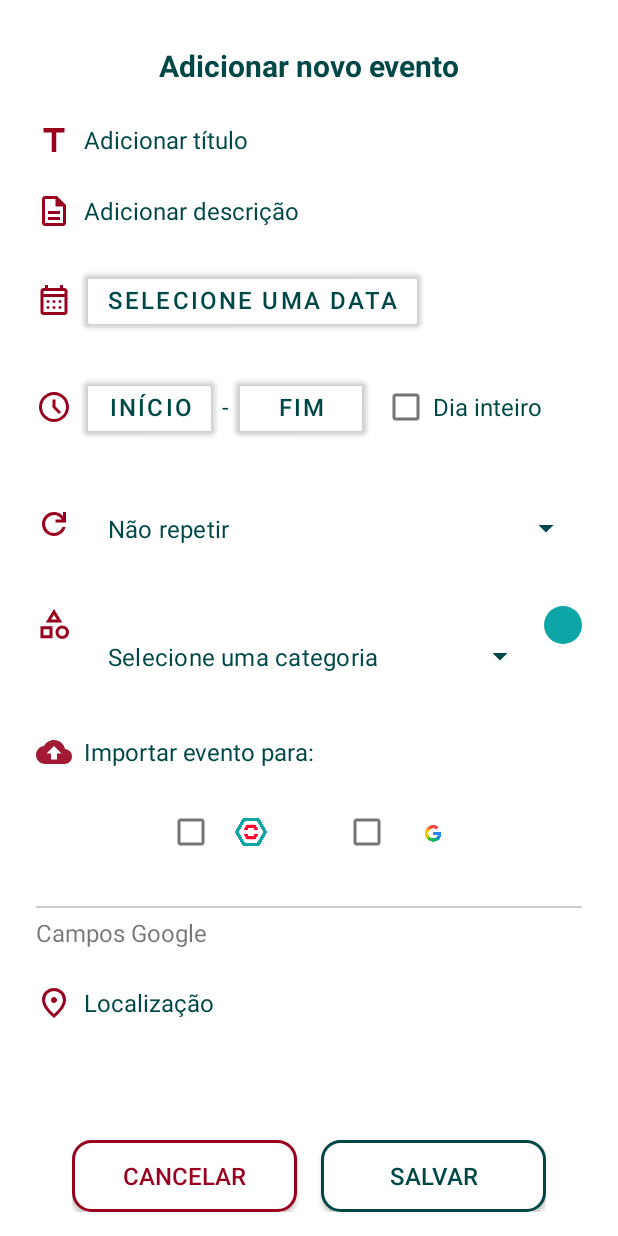
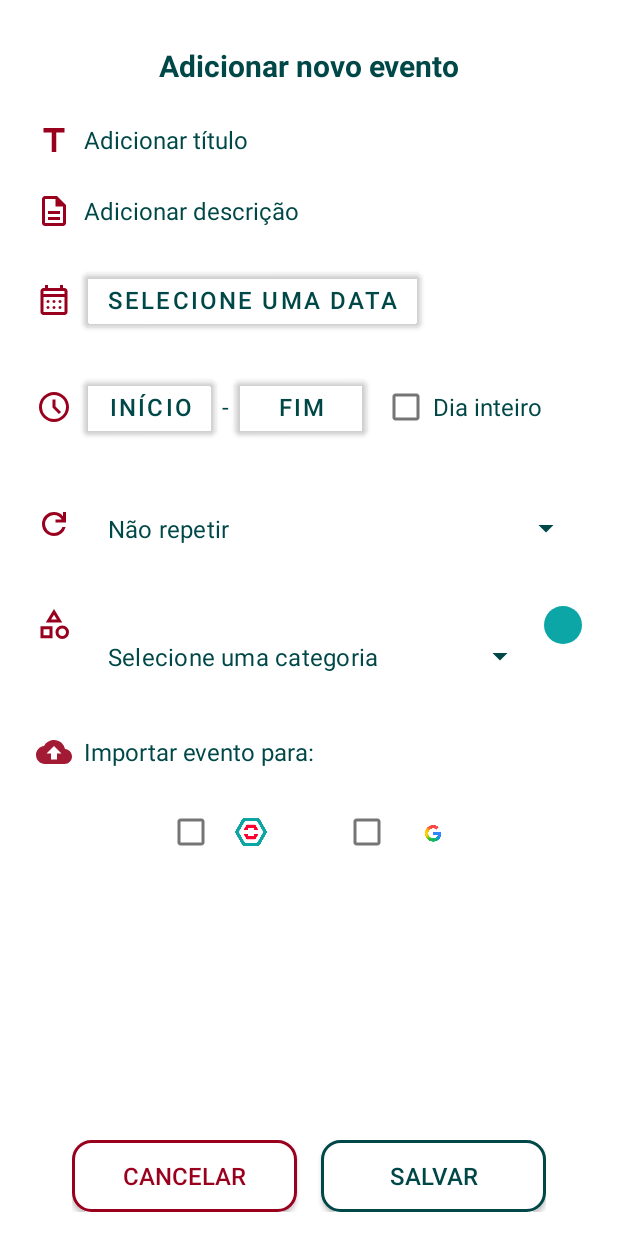
Before and after one commit to joaovitormelo/sync, an Android app: the CreateEventActivity screen opened directly, with no data from a screen before it, on a phone screen of 412 x 824 dp. Run offline under Robolectric (Android 15) with nearby library versions, the phone set to English and light mode, and no system bars.

Commit message:
Campo "Localização" plenamente funcional pra criação e edição

```diff
--- a/app/src/main/java/com/rubeusufv/sync/Features/Presentation/Screens/CreateEventActivity.java
+++ b/app/src/main/java/com/rubeusufv/sync/Features/Presentation/Screens/CreateEventActivity.java
@@ -13,6 +13,7 @@ import android.widget.ArrayAdapter;
 import android.widget.Button;
 import android.widget.CheckBox;
 import android.widget.EditText;
+import android.widget.LinearLayout;
 import android.widget.ProgressBar;
 import android.widget.TextView;
 import android.widget.Toast;
@@ -70,6 +71,8 @@ public class CreateEventActivity extends AppCompatActivity {
     ProgressBar createEventLoadingBar;
     Button saveButton, cancelButton;
     Drawable borderRed;
+    private LinearLayout googleFieldsSection;
+    private EditText locationEditText;
     // VARIÁVEIS
     String[] categoryOptions = {"Selecione uma categoria", "Reunião", "Prova", "Lazer", "Trabalho"};
     Map<String, View[]> inputMap;
@@ -86,6 +89,15 @@ public class CreateEventActivity extends AppCompatActivity {
         super.onCreate(savedInstanceState);
         setContentView(R.layout.activity_create_task);
 
+        configureInputs();
+        configureEditMode();
+        initializeUsecases();
+
+        RubeusApiClient.configurarCredenciais("7", "9e5199c5de1c58f31987f71dde804da8");
+        //createEvent(eventModel);
+    }
+
+    private void configureInputs() {
         Date now = new Date();
         initializeInstances();
         configureTimePickerStart(now.getHours(), now.getMinutes());
@@ -93,11 +105,20 @@ public class CreateEventActivity extends AppCompatActivity {
         configureRepeatDropdown();
         configureCategoryDropdown();
         configureDatePicker(null);
-        configureEditMode();
-        initializeUsecases();
+        configureGoogleImportedCheckbox();
+    }
 
-        RubeusApiClient.configurarCredenciais("7", "9e5199c5de1c58f31987f71dde804da8");
-        //createEvent(eventModel);
+    private void configureGoogleImportedCheckbox() {
+        importToGoogleCheckbox.setOnCheckedChangeListener(
+            (btn, value) -> {
+                toggleGoogleFieldsVisibility(value);
+            }
+        );
+    }
+
+    private void toggleGoogleFieldsVisibility(boolean show) {
+        googleFieldsSection.setVisibility(show ? View.VISIBLE : View.GONE);
+        locationEditText.setText(null);
     }
 
     private void initializeUsecases() {
@@ -124,9 +145,11 @@ public class CreateEventActivity extends AppCompatActivity {
         allDayCheckbox.setChecked(event.isAllDay());
         importToGoogleCheckbox.setChecked(event.isGoogleImported());
         importToGoogleCheckbox.setEnabled(false);
+        toggleGoogleFieldsVisibility(event.isGoogleImported());
         importToRubeusCheckbox.setChecked(event.isRubeusImported());
         importToRubeusCheckbox.setEnabled(false);
         selectCategory(event.getCategory());
+        locationEditText.setText(event.getLocation());
     }
 
     private void selectCategory(String category) {
@@ -164,6 +187,8 @@ public class CreateEventActivity extends AppCompatActivity {
         saveButton = findViewById(R.id.btnSave);
         cancelButton = findViewById(R.id.btnCancel);
         borderRed = getResources().getDrawable(R.drawable.border_red);
+        googleFieldsSection = findViewById(R.id.googleFields);
+        locationEditText = findViewById(R.id.editTextLocation);
         initializeInputMap();
     }
 
@@ -177,6 +202,7 @@ public class CreateEventActivity extends AppCompatActivity {
         inputMap.put("repeat", new View[]{repeatDropdown});
         inputMap.put("category", new View[]{categoryDropdown});
         inputMap.put("imported", new View[]{importToRubeusCheckbox, importToGoogleCheckbox});
+        inputMap.put("location", new View[]{locationEditText});
     }
 
     private void configureDatePicker(Date defaultDate) {
@@ -216,8 +242,6 @@ public class CreateEventActivity extends AppCompatActivity {
     }
 
     private void configureTimePickerStart(int defaultHour, int defaultMinute) {
-
-
         timePickerStart = new MaterialTimePicker.Builder()
                 .setTimeFormat(TimeFormat.CLOCK_24H)
                 .setHour(defaultHour)
@@ -334,6 +358,7 @@ public class CreateEventActivity extends AppCompatActivity {
         boolean allDay = allDayCheckbox.isChecked();
         boolean importToGoogle = importToGoogleCheckbox.isChecked();
         boolean importToRubeus = importToRubeusCheckbox.isChecked();
+        String location = locationEditText.getText().toString();
 
         return new EventModel(
                 0,
@@ -347,7 +372,7 @@ public class CreateEventActivity extends AppCompatActivity {
                 selectedCategory,
                 importToRubeus,
                 importToGoogle,
-                null
+                location
         );
     }
 
--- a/app/src/main/java/com/rubeusufv/sync/Features/Presentation/Screens/EventsActivity.java
+++ b/app/src/main/java/com/rubeusufv/sync/Features/Presentation/Screens/EventsActivity.java
@@ -102,6 +102,7 @@ public class EventsActivity extends AppCompatActivity {
         bottomNav.setOnItemSelectedListener(item -> {
             int id = item.getItemId();
             if (id == R.id.nav_lista) {
+                loadEventList();
                 return true;
             } else if (id == R.id.nav_add) {
                 startActivity(new Intent(this, CreateEventActivity.class));
@@ -231,8 +232,7 @@ public class EventsActivity extends AppCompatActivity {
         setEventsListLoading();
         int year = Integer.parseInt(yearOptions[currentYearPos]);
         new Thread(() -> callLoadEventsUsecase(year, currentMonthPos)).start();
-        String selectedDay = dayOptions[currentDayPos];
-
+        //String selectedDay = dayOptions[currentDayPos];
     }
 
     private void callLoadEventsUsecase(int year, int month) {
--- a/app/src/main/res/layout/activity_create_task.xml
+++ b/app/src/main/res/layout/activity_create_task.xml
@@ -387,6 +387,7 @@
                 android:layout_width="match_parent"
                 android:layout_height="wrap_content"
                 android:orientation="vertical"
+                android:visibility="gone"
             >
                 <View
                     android:layout_width="match_parent"
```
Also changed, not shown: app/src/main/java/com/rubeusufv/sync/Features/Domain/Models/EventModel.java (+4 -4 lines).
